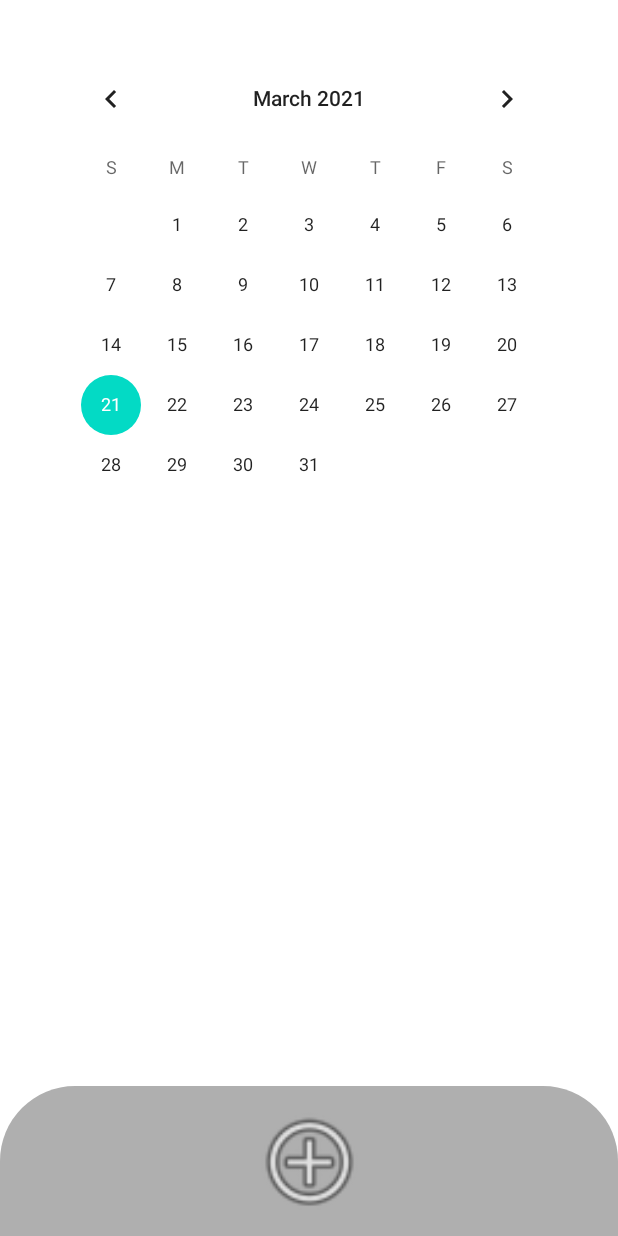
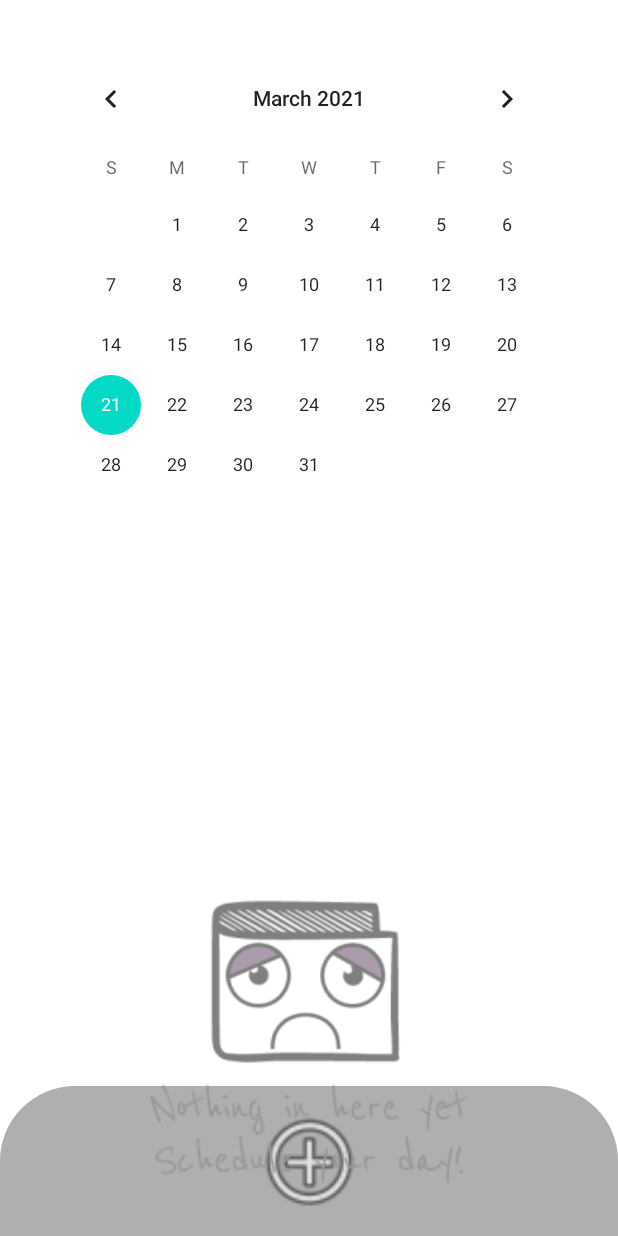
Before and after one commit to Terrabalt/Momadu, an Android app: the layout fragment_schedule.xml on its own in the app's theme, with its tools: preview values and no code run, on a phone screen of 412 x 824 dp. Run offline under Robolectric (Android 15) with nearby library versions, the phone set to English and light mode, and no system bars.

Commit message:
Empty schedule list's background

```diff
--- a/app/src/main/java/com/sti/ppam/momadu/ui/gallery/ScheduleFragment.kt
+++ b/app/src/main/java/com/sti/ppam/momadu/ui/gallery/ScheduleFragment.kt
@@ -32,6 +32,7 @@ class ScheduleFragment : Fragment() {
         btnAddSchedule.setOnClickListener{
             val schedule = Schedule("Test", cvSchedule.date, cvSchedule.date)
             scheduleListAdapter.addSchedule(schedule)
+            ivNoSchedule.visibility = View.INVISIBLE
         }
     }
 
--- a/app/src/main/res/layout/fragment_schedule.xml
+++ b/app/src/main/res/layout/fragment_schedule.xml
@@ -76,4 +76,15 @@
         app:layout_constraintStart_toStartOf="@+id/imageView"
         app:layout_constraintTop_toTopOf="@+id/imageView" />
 
+    <ImageView
+        android:id="@+id/ivNoSchedule"
+        android:layout_width="wrap_content"
+        android:layout_height="wrap_content"
+        android:src="@drawable/schedule_no_schedule"
+        android:visibility="visible"
+        app:layout_constraintBottom_toBottomOf="@+id/rvScheduleList"
+        app:layout_constraintEnd_toEndOf="@+id/rvScheduleList"
+        app:layout_constraintStart_toStartOf="@+id/rvScheduleList"
+        app:layout_constraintTop_toTopOf="@+id/rvScheduleList" />
+
 </androidx.constraintlayout.widget.ConstraintLayout>
```
Also changed, not shown: app/src/main/res/drawable/schedule_no_schedule.png (added).
